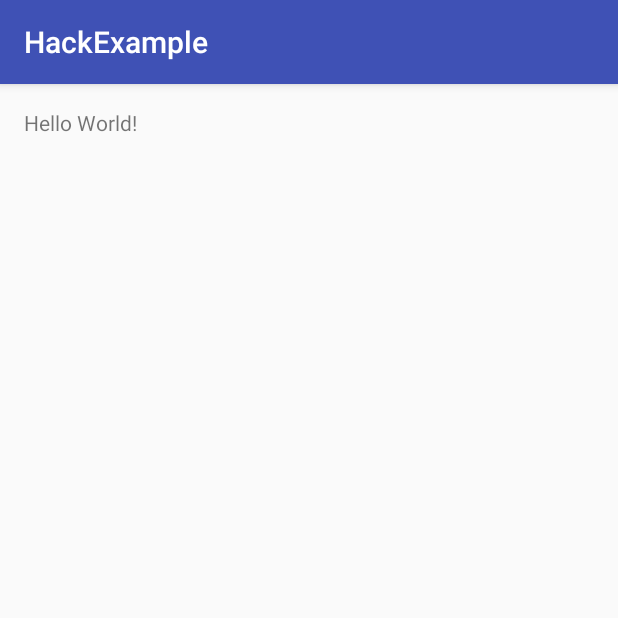
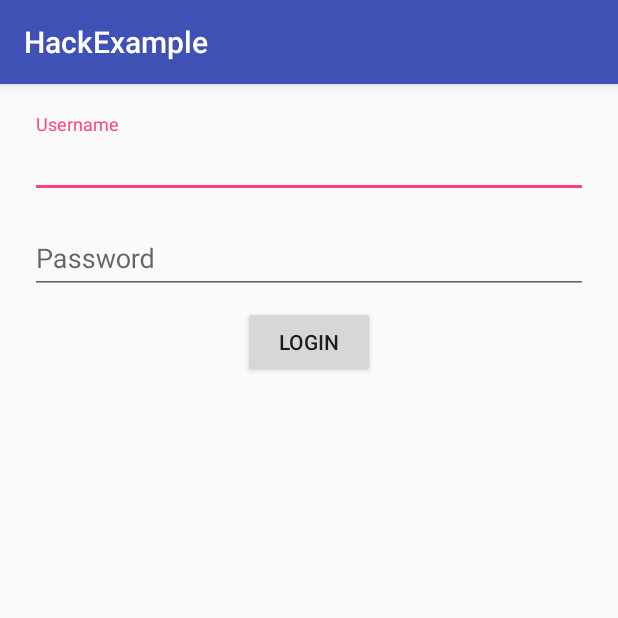
Before and after one commit to Vulnerable-applications-for-android/HackExample, an Android app: the screen it shows after launch (LoginActivity), on a phone screen of 412 x 824 dp, the top half of it. Run offline under Robolectric (Android 15) with nearby library versions, the phone set to English and light mode, and no system bars.

Commit message:
Added Login UI

```diff
--- a/HackExample/app/build.gradle
+++ b/HackExample/app/build.gradle
@@ -23,4 +23,5 @@ dependencies {
     compile fileTree(dir: 'libs', include: ['*.jar'])
     testCompile 'junit:junit:4.12'
     compile 'com.android.support:appcompat-v7:23.1.1'
+    compile 'com.android.support:design:23.1.1'
 }
--- a/HackExample/app/src/main/AndroidManifest.xml
+++ b/HackExample/app/src/main/AndroidManifest.xml
@@ -8,7 +8,8 @@
         android:label="@string/app_name"
         android:supportsRtl="true"
         android:theme="@style/AppTheme">
-        <activity android:name=".LoginActivity">
+        <activity android:name=".LoginActivity"
+            android:screenOrientation="portrait">
             <intent-filter>
                 <action android:name="android.intent.action.MAIN"/>
 
--- a/HackExample/app/src/main/java/com/tcolligan/hackexample/LoginActivity.java
+++ b/HackExample/app/src/main/java/com/tcolligan/hackexample/LoginActivity.java
@@ -2,12 +2,38 @@ package com.tcolligan.hackexample;
 
 import android.support.v7.app.AppCompatActivity;
 import android.os.Bundle;
+import android.view.View;
+import android.widget.EditText;
 
-public class LoginActivity extends AppCompatActivity {
+public class LoginActivity extends AppCompatActivity
+{
+    // ================================================================================
+    // Class Properties
+    // ================================================================================
+
+    private EditText usernameEditText;
+    private EditText passwordEditText;
+
+    // ================================================================================
+    // Life-Cycle Methods
+    // ================================================================================
 
     @Override
-    protected void onCreate(Bundle savedInstanceState) {
+    protected void onCreate(Bundle savedInstanceState)
+    {
         super.onCreate(savedInstanceState);
         setContentView(R.layout.activity_login);
+
+        usernameEditText = (EditText) findViewById(R.id.usernameEditText);
+        passwordEditText = (EditText) findViewById(R.id.passwordEditText);
+    }
+
+    // ================================================================================
+    // Button Click Methods
+    // ================================================================================
+
+    public void onLoginButtonClicked(View v)
+    {
+
     }
 }
--- a/HackExample/app/src/main/res/layout/activity_login.xml
+++ b/HackExample/app/src/main/res/layout/activity_login.xml
@@ -10,8 +10,49 @@
     android:paddingTop="@dimen/activity_vertical_margin"
     tools:context="com.tcolligan.hackexample.LoginActivity">
 
-    <TextView
-        android:layout_width="wrap_content"
+    <LinearLayout
+        android:layout_width="match_parent"
         android:layout_height="wrap_content"
-        android:text="Hello World!"/>
+        android:gravity="center_horizontal"
+        android:orientation="vertical">
+
+        <android.support.design.widget.TextInputLayout
+            android:layout_width="match_parent"
+            android:layout_height="wrap_content"
+            android:layout_margin="@dimen/spacing_margin">
+
+            <EditText
+                android:id="@+id/usernameEditText"
+                android:layout_width="match_parent"
+                android:layout_height="wrap_content"
+                android:hint="@string/input_username_text"
+                android:imeOptions="actionNext"
+                android:inputType="text"/>
+
+        </android.support.design.widget.TextInputLayout>
+
+        <android.support.design.widget.TextInputLayout
+            android:layout_width="match_parent"
+            android:layout_height="wrap_content"
+            android:layout_margin="@dimen/spacing_margin">
+
+            <EditText
+                android:id="@+id/passwordEditText"
+                android:layout_width="match_parent"
+                android:layout_height="wrap_content"
+                android:hint="@string/input_password_text"
+                android:imeOptions="actionDone"
+                android:inputType="textPassword"/>
+
+        </android.support.design.widget.TextInputLayout>
+
+        <Button
+            android:layout_width="wrap_content"
+            android:layout_height="wrap_content"
+            android:layout_margin="@dimen/spacing_margin"
+            android:onClick="onLoginButtonClicked"
+            android:text="@string/login_button_text"/>
+
+    </LinearLayout>
+
 </RelativeLayout>
--- a/HackExample/app/src/main/res/values/dimens.xml
+++ b/HackExample/app/src/main/res/values/dimens.xml
@@ -2,4 +2,5 @@
     <!-- Default screen margins, per the Android Design guidelines. -->
     <dimen name="activity_horizontal_margin">16dp</dimen>
     <dimen name="activity_vertical_margin">16dp</dimen>
+    <dimen name="spacing_margin">4dp</dimen>
 </resources>
--- a/HackExample/app/src/main/res/values/strings.xml
+++ b/HackExample/app/src/main/res/values/strings.xml
@@ -1,3 +1,6 @@
 <resources>
     <string name="app_name">HackExample</string>
+    <string name="input_username_text">Username</string>
+    <string name="input_password_text">Password</string>
+    <string name="login_button_text">LOGIN</string>
 </resources>
```
